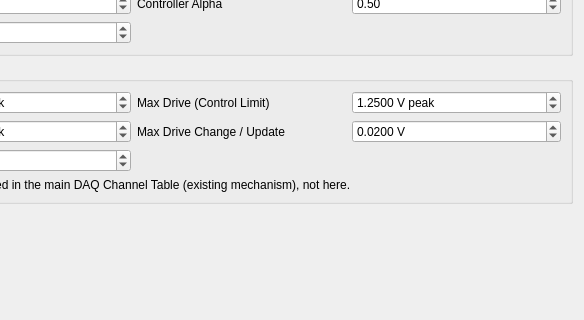
Old version of the form components/sine_force_control_definition.ui in the repository uxmjo/rattlesnake-vibration-controller; both pictures show x 316 to 900 and y 232 to 552 of the 900 by 720 pixel window.
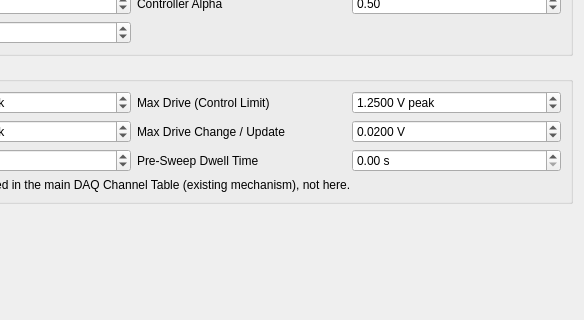
New version of the form.

Commit message: dwell time hinzugefuegt, damit sinus-frequenz eine feste Zeit konstant gehalten wird, um Regler einzuschwingen

Patch:
```diff
--- a/components/sine_force_control_definition.ui
+++ b/components/sine_force_control_definition.ui
@@ -484,6 +484,35 @@
         </property>
        </widget>
       </item>
+      <item row="2" column="2">
+       <widget class="QLabel" name="pre_dwell_time_label">
+        <property name="text">
+         <string>Pre-Sweep Dwell Time</string>
+        </property>
+       </widget>
+      </item>
+      <item row="2" column="3">
+       <widget class="QDoubleSpinBox" name="pre_dwell_time_selector">
+        <property name="toolTip">
+         <string>Holds the frequency at Start Frequency for this long (with the force controller fully active) before the sweep itself begins, so the drive amplitude has already converged to the target force by the time the recorded sweep starts. 0 = no dwell, sweep begins immediately once ramped up.</string>
+        </property>
+        <property name="suffix">
+         <string> s</string>
+        </property>
+        <property name="decimals">
+         <number>2</number>
+        </property>
+        <property name="minimum">
+         <double>0.000000000000000</double>
+        </property>
+        <property name="maximum">
+         <double>3600.000000000000000</double>
+        </property>
+        <property name="value">
+         <double>0.000000000000000</double>
+        </property>
+       </widget>
+      </item>
       <item row="3" column="0" colspan="4">
        <widget class="QLabel" name="warning_abort_note_label">
         <property name="text">
```
The commit also changes 3 other files.
